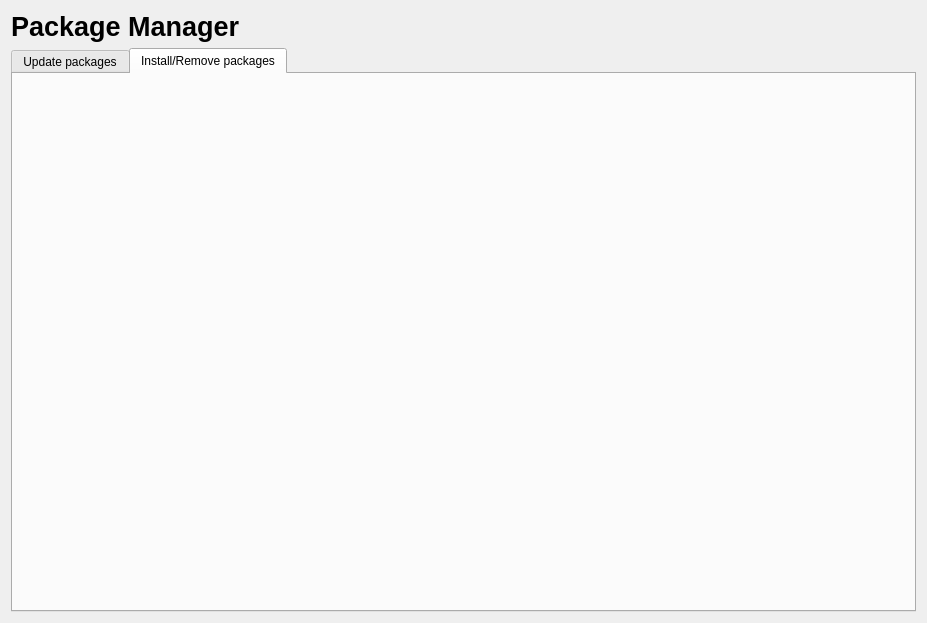
First picture: the form in archcentral/ui/designer/packagemanager.ui, repository szabatoro/archcentral-thesis, before the edit.
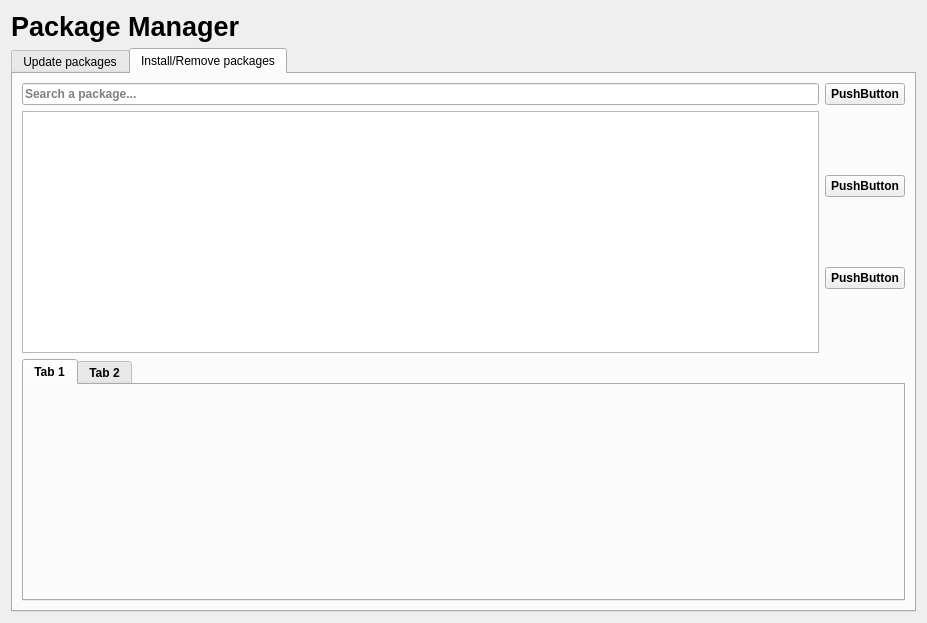
Second picture: the form after the edit. The open tabs and pages were chosen to show the change.

Commit message: created basic layout and functionality for package manager install/remove section

```diff
--- a/archcentral/ui/designer/packagemanager.ui
+++ b/archcentral/ui/designer/packagemanager.ui
@@ -75,6 +75,88 @@
       <attribute name="title">
        <string>Install/Remove packages</string>
       </attribute>
+      <layout class="QVBoxLayout" name="verticalLayout_3">
+       <item>
+        <widget class="QWidget" name="horizontalWidget_2" native="true">
+         <property name="maximumSize">
+          <size>
+           <width>16777215</width>
+           <height>30</height>
+          </size>
+         </property>
+         <layout class="QHBoxLayout" name="horizontalLayout_2">
+          <property name="leftMargin">
+           <number>0</number>
+          </property>
+          <property name="topMargin">
+           <number>0</number>
+          </property>
+          <property name="rightMargin">
+           <number>0</number>
+          </property>
+          <property name="bottomMargin">
+           <number>0</number>
+          </property>
+          <item>
+           <widget class="QLineEdit" name="package_search">
+            <property name="placeholderText">
+             <string>Search a package...</string>
+            </property>
+           </widget>
+          </item>
+          <item>
+           <widget class="QPushButton" name="pushButton_3">
+            <property name="text">
+             <string>PushButton</string>
+            </property>
+           </widget>
+          </item>
+         </layout>
+        </widget>
+       </item>
+       <item>
+        <layout class="QHBoxLayout" name="horizontalLayout">
+         <item>
+          <widget class="QTableView" name="package_list_table"/>
+         </item>
+         <item>
+          <layout class="QVBoxLayout" name="verticalLayout_4">
+           <item>
+            <widget class="QPushButton" name="pushButton_2">
+             <property name="text">
+              <string>PushButton</string>
+             </property>
+            </widget>
+           </item>
+           <item>
+            <widget class="QPushButton" name="pushButton">
+             <property name="text">
+              <string>PushButton</string>
+             </property>
+            </widget>
+           </item>
+          </layout>
+         </item>
+        </layout>
+       </item>
+       <item>
+        <widget class="QTabWidget" name="tabWidget">
+         <property name="currentIndex">
+          <number>0</number>
+         </property>
+         <widget class="QWidget" name="tab">
+          <attribute name="title">
+           <string>Tab 1</string>
+          </attribute>
+         </widget>
+         <widget class="QWidget" name="tab_2">
+          <attribute name="title">
+           <string>Tab 2</string>
+          </attribute>
+         </widget>
+        </widget>
+       </item>
+      </layout>
      </widget>
     </widget>
    </item>
```
Left out of the diff: 5 changed lines with no effect on the pictures. The commit also changes 2 other files.
